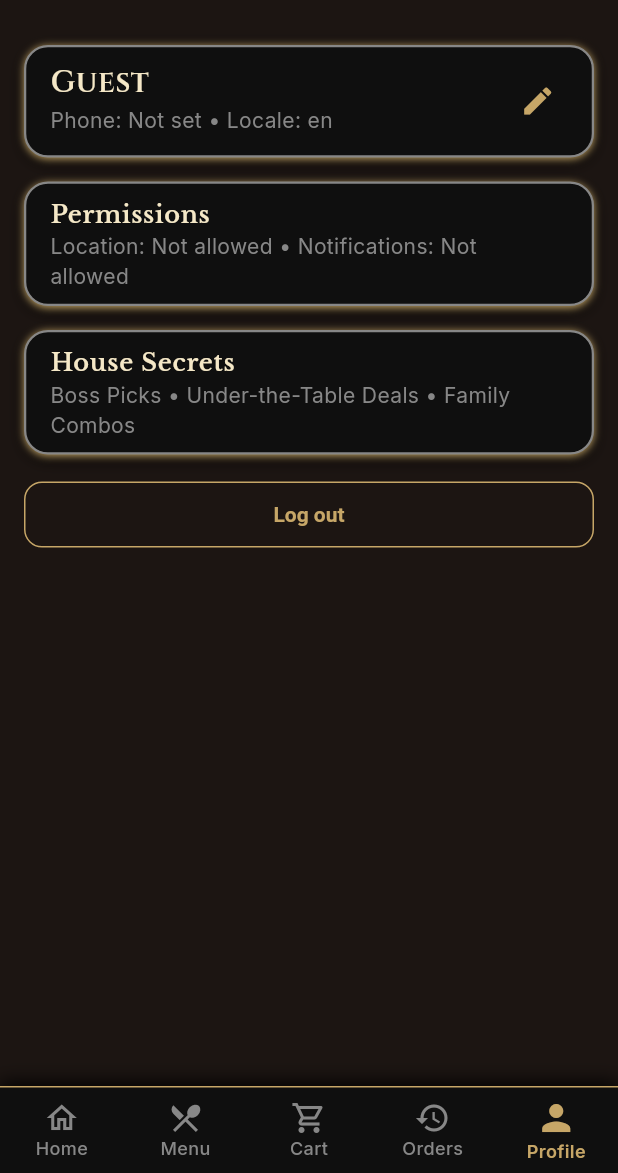
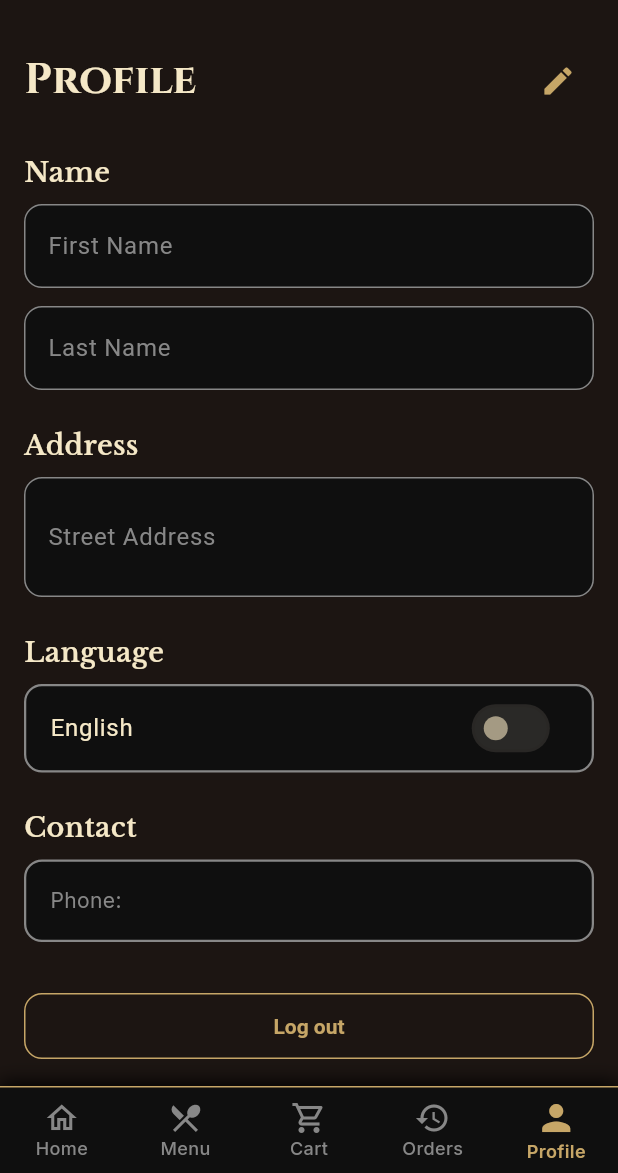
Before and after one commit to Aymanquad/mob-pizza, a Flutter app: the ProfileScreen screen opened by its route, on a phone screen of 412 x 824 dp, the part 63-1236 px from its top. Run offline on Flutter 3.47's test engine with Material 3 defaults, Android fonts, the phone set to English and light mode, and no system bars; our stand-ins replace flutter_svg, go_router, google_fonts, permission_handler, shared_preferences; accounts and stored records are empty.

Commit message:
customization to profile added

```diff
--- a/apps/mobile/lib/config/constants.dart
+++ b/apps/mobile/lib/config/constants.dart
@@ -7,4 +7,7 @@
   static const phone = 'onboardingPhone';
   static const allowLocation = 'onboardingAllowLocation';
   static const allowNotifications = 'onboardingAllowNotifications';
+  static const firstName = 'firstName';
+  static const lastName = 'lastName';
+  static const address = 'address';
 }
--- a/apps/mobile/lib/screens/profile/profile_screen.dart
+++ b/apps/mobile/lib/screens/profile/profile_screen.dart
@@ -1,20 +1,140 @@
 import 'package:flutter/material.dart';
 import 'package:google_fonts/google_fonts.dart';
 import 'package:mob_pizza_mobile/config/constants.dart';
+import 'package:mob_pizza_mobile/services/user_service.dart';
+import 'package:mob_pizza_mobile/providers/locale_provider.dart';
+import 'package:provider/provider.dart';
 import 'package:shared_preferences/shared_preferences.dart';
 import 'package:go_router/go_router.dart';
 
-class ProfileScreen extends StatelessWidget {
+class ProfileScreen extends StatefulWidget {
   const ProfileScreen({super.key});
 
-  Future<Map<String, dynamic>> _loadProfile() async {
+  @override
+  State<ProfileScreen> createState() => _ProfileScreenState();
+}
+
+class _ProfileScreenState extends State<ProfileScreen> {
+  final _formKey = GlobalKey<FormState>();
+  final _firstNameController = TextEditingController();
+  final _lastNameController = TextEditingController();
+  final _addressController = TextEditingController();
+
+  final _userService = UserService();
+  bool _isLoading = false;
+  bool _isEditing = false;
+  String _phone = '';
+  String _locale = 'en';
+
+  @override
+  void initState() {
+    super.initState();
+    _loadProfile();
+  }
+
+  @override
+  void dispose() {
+    _firstNameController.dispose();
+    _lastNameController.dispose();
+    _addressController.dispose();
+    super.dispose();
+  }
+
+  Future<void> _loadProfile() async {
+    setState(() => _isLoading = true);
+
+    try {
       final prefs = await SharedPreferences.getInstance();
-    return {
-      'phone': prefs.getString(PrefKeys.phone) ?? '',
-      'locale': prefs.getString(PrefKeys.localeCode) ?? 'en',
-      'allowLocation': prefs.getBool(PrefKeys.allowLocation) ?? false,
-      'allowNotifications': prefs.getBool(PrefKeys.allowNotifications) ?? false,
+      _phone = prefs.getString(PrefKeys.phone) ?? '';
+      _locale = prefs.getString(PrefKeys.localeCode) ?? 'en';
+
+      // Load from local prefs first
+      _firstNameController.text = prefs.getString(PrefKeys.firstName) ?? '';
+      _lastNameController.text = prefs.getString(PrefKeys.lastName) ?? '';
+      _addressController.text = prefs.getString(PrefKeys.address) ?? '';
+
+      // Try to fetch from backend if phone exists
+      if (_phone.isNotEmpty) {
+        try {
+          final userData = await _userService.getProfile(_phone);
+          _firstNameController.text = userData['firstName'] ?? '';
+          _lastNameController.text = userData['lastName'] ?? '';
+
+          // Get first address if exists
+          final addresses = userData['addresses'] as List?;
+          if (addresses != null && addresses.isNotEmpty) {
+            final addr = addresses[0];
+            _addressController.text = addr['street'] ?? '';
+          }
+          _locale = userData['locale'] ?? 'en';
+        } catch (e) {
+          debugPrint('[profile] Could not fetch from backend: $e');
+        }
+      }
+    } finally {
+      if (mounted) setState(() => _isLoading = false);
+    }
+  }
+
+  Future<void> _saveProfile() async {
+    if (!_formKey.currentState!.validate()) return;
+
+    setState(() => _isLoading = true);
+
+    try {
+      final prefs = await SharedPreferences.getInstance();
+
+      // Save to local prefs
+      await prefs.setString(PrefKeys.firstName, _firstNameController.text.trim());
+      await prefs.setString(PrefKeys.lastName, _lastNameController.text.trim());
+      await prefs.setString(PrefKeys.address, _addressController.text.trim());
+      await prefs.setString(PrefKeys.localeCode, _locale);
+
+      // Update backend
+      if (_phone.isNotEmpty) {
+        final updates = <String, dynamic>{
+          'firstName': _firstNameController.text.trim(),
+          'lastName': _lastNameController.text.trim(),
+          'locale': _locale,
         };
+
+        // Note: Address is only saved locally for now
+        // Full address (city, state, zip) will be added during checkout
+
+        await _userService.updateProfile(_phone, updates);
+      }
+
+      if (mounted) {
+        setState(() => _isEditing = false);
+        ScaffoldMessenger.of(context).showSnackBar(
+          const SnackBar(
+            content: Text('Profile updated successfully'),
+            backgroundColor: Colors.green,
+          ),
+        );
+      }
+    } catch (e) {
+      if (mounted) {
+        ScaffoldMessenger.of(context).showSnackBar(
+          SnackBar(
+            content: Text('Failed to update profile: $e'),
+            backgroundColor: Colors.red,
+          ),
+        );
+      }
+    } finally {
+      if (mounted) setState(() => _isLoading = false);
+    }
+  }
+
+  Future<void> _toggleLanguage() async {
+    final newLocale = _locale == 'en' ? 'es' : 'en';
+    setState(() => _locale = newLocale);
+
+    // Update provider
+    if (mounted) {
+      Provider.of<LocaleProvider>(context, listen: false).setLocale(Locale(newLocale));
+    }
   }
 
   Future<void> _logout(BuildContext context) async {
@@ -24,6 +144,9 @@
     await prefs.remove(PrefKeys.phone);
     await prefs.remove(PrefKeys.allowLocation);
     await prefs.remove(PrefKeys.allowNotifications);
+    await prefs.remove(PrefKeys.firstName);
+    await prefs.remove(PrefKeys.lastName);
+    await prefs.remove(PrefKeys.address);
 
     if (context.mounted) {
       ScaffoldMessenger.of(context).showSnackBar(
@@ -38,129 +161,142 @@
     return SafeArea(
       child: Container(
         color: const Color(0xFF1C1512),
-        child: Padding(
+        child: _isLoading
+            ? const Center(child: CircularProgressIndicator(color: Color(0xFFC6A667)))
+            : Padding(
                 padding: const EdgeInsets.all(16),
-          child: FutureBuilder<Map<String, dynamic>>(
-            future: _loadProfile(),
-            builder: (context, snapshot) {
-              final data = snapshot.data ?? {};
-              final phone = (data['phone'] as String? ?? '').isEmpty ? 'Not set' : data['phone'] as String;
-              final locale = data['locale'] as String? ?? 'en';
-              final allowLoc = data['allowLocation'] as bool? ?? false;
-              final allowNotif = data['allowNotifications'] as bool? ?? false;
-
-              return ListView(
+                child: Form(
+                  key: _formKey,
+                  child: ListView(
                     children: [
-                  Container(
-                    margin: const EdgeInsets.only(bottom: 16),
-                    decoration: BoxDecoration(
-                      color: const Color(0xFF0F0F0F),
-                      borderRadius: BorderRadius.circular(16),
-                      border: Border.all(color: const Color(0xFF878787), width: 1.5),
-                      boxShadow: [
-                        BoxShadow(
-                          color: Colors.black.withValues(alpha: 0x4D),
-                          blurRadius: 8,
-                          offset: const Offset(0, 3),
+                      // Header
+                      Row(
+                        mainAxisAlignment: MainAxisAlignment.spaceBetween,
+                        children: [
+                          Text(
+                            'Profile',
+                            style: GoogleFonts.cinzel(
+                              fontSize: 28,
+                              fontWeight: FontWeight.bold,
+                              color: const Color(0xFFF5E8C7),
                             ),
-                        BoxShadow(
-                          color: const Color(0xFFC6A667).withValues(alpha: 0x19),
-                          blurRadius: 4,
-                          offset: const Offset(0, 1),
+                          ),
+                          if (!_isEditing)
+                            IconButton(
+                              icon: const Icon(Icons.edit, color: Color(0xFFC6A667)),
+                              onPressed: () => setState(() => _isEditing = true),
+                            )
+                          else
+                            TextButton(
+                              onPressed: () {
+                                setState(() => _isEditing = false);
+                                _loadProfile(); // Reload original values
+                              },
+                              child: const Text('Cancel', style: TextStyle(color: Color(0xFFC6A667))),
                             ),
                         ],
                       ),
+                      const SizedBox(height: 24),
+
+                      // Name Fields
+                      _buildSectionTitle('Name'),
+                      const SizedBox(height: 8),
+                      TextFormField(
+                        controller: _firstNameController,
+                        enabled: _isEditing,
+                        style: const TextStyle(color: Color(0xFFF5E8C7)),
+                        decoration: _inputDecoration('First Name'),
+                        validator: (v) => (v?.trim().isEmpty ?? true) ? 'Required' : null,
+                      ),
+                      const SizedBox(height: 12),
+                      TextFormField(
+                        controller: _lastNameController,
+                        enabled: _isEditing,
+                        style: const TextStyle(color: Color(0xFFF5E8C7)),
+                        decoration: _inputDecoration('Last Name'),
+                        validator: (v) => (v?.trim().isEmpty ?? true) ? 'Required' : null,
+                      ),
+                      const SizedBox(height: 24),
+
+                      // Address
+                      _buildSectionTitle('Address'),
+                      const SizedBox(height: 8),
+                      TextFormField(
+                        controller: _addressController,
+                        enabled: _isEditing,
+                        style: const TextStyle(color: Color(0xFFF5E8C7)),
+                        decoration: _inputDecoration('Street Address'),
+                        maxLines: 2,
+                      ),
+                      const SizedBox(height: 24),
+
+                      // Language Toggle
+                      _buildSectionTitle('Language'),
+                      const SizedBox(height: 8),
+                      Container(
+                        decoration: BoxDecoration(
+                          color: const Color(0xFF0F0F0F),
+                          borderRadius: BorderRadius.circular(12),
+                          border: Border.all(color: const Color(0xFF878787), width: 1.5),
+                        ),
                         child: ListTile(
                           title: Text(
-                        'Guest',
-                        style: GoogleFonts.cinzel(
-                          fontSize: 20,
-                          fontWeight: FontWeight.w600,
-                          color: const Color(0xFFF5E8C7),
+                            _locale == 'en' ? 'English' : 'Spanish',
+                            style: const TextStyle(color: Color(0xFFF5E8C7)),
                           ),
-                      ),
-                      subtitle: Text(
-                        'Phone: $phone • Locale: $locale',
-                        style: const TextStyle(color: Color(0xFF878787)),
-                      ),
-                      trailing: const Icon(
-                        Icons.edit,
-                        color: Color(0xFFC6A667),
+                          trailing: Switch(
+                            value: _locale == 'es',
+                            activeColor: const Color(0xFFC6A667),
+                            onChanged: _isEditing ? (_) => _toggleLanguage() : null,
                           ),
                         ),
                       ),
+                      const SizedBox(height: 24),
+
+                      // Contact Info (Read-only)
+                      _buildSectionTitle('Contact'),
+                      const SizedBox(height: 8),
                       Container(
-                    margin: const EdgeInsets.only(bottom: 16),
+                        padding: const EdgeInsets.all(16),
                         decoration: BoxDecoration(
                           color: const Color(0xFF0F0F0F),
-                      borderRadius: BorderRadius.circular(16),
+                          borderRadius: BorderRadius.circular(12),
                           border: Border.all(color: const Color(0xFF878787), width: 1.5),
-                      boxShadow: [
-                        BoxShadow(
-                          color: Colors.black.withValues(alpha: 0x4D),
-                          blurRadius: 8,
-                          offset: const Offset(0, 3),
-                        ),
-                        BoxShadow(
-                          color: const Color(0xFFC6A667).withValues(alpha: 0x19),
-                          blurRadius: 4,
-                          offset: const Offset(0, 1),
-                        ),
-                      ],
                         ),
                         child: Column(
+                          crossAxisAlignment: CrossAxisAlignment.start,
                           children: [
-                        ListTile(
-                          title: Text(
-                            'Permissions',
-                            style: GoogleFonts.libreBaskerville(
-                              fontSize: 16,
-                              fontWeight: FontWeight.w600,
-                              color: const Color(0xFFF5E8C7),
-                            ),
-                          ),
-                          subtitle: Text(
-                            'Location: ${allowLoc ? 'Allowed' : 'Not allowed'} • Notifications: ${allowNotif ? 'Allowed' : 'Not allowed'}',
+                            Text(
+                              'Phone: $_phone',
                               style: const TextStyle(color: Color(0xFF878787)),
-                          ),
                             ),
                           ],
                         ),
                       ),
-                  Container(
-                    decoration: BoxDecoration(
-                      color: const Color(0xFF0F0F0F),
-                      borderRadius: BorderRadius.circular(16),
-                      border: Border.all(color: const Color(0xFF878787), width: 1.5),
-                      boxShadow: [
-                        BoxShadow(
-                          color: Colors.black.withValues(alpha: 0x4D),
-                          blurRadius: 8,
-                          offset: const Offset(0, 3),
-                        ),
-                        BoxShadow(
-                          color: const Color(0xFFC6A667).withValues(alpha: 0x19),
-                          blurRadius: 4,
-                          offset: const Offset(0, 1),
-                        ),
-                      ],
-                    ),
-                    child: ListTile(
-                      title: Text(
-                        'House Secrets',
-                        style: GoogleFonts.libreBaskerville(
+                      const SizedBox(height: 32),
+
+                      // Save Button (visible when editing)
+                      if (_isEditing) ...[
+                        SizedBox(
+                          width: double.infinity,
+                          child: ElevatedButton(
+                            style: ElevatedButton.styleFrom(
+                              backgroundColor: const Color(0xFFD9A441),
+                              foregroundColor: const Color(0xFF1C1512),
+                              padding: const EdgeInsets.symmetric(vertical: 16),
+                              textStyle: const TextStyle(
+                                fontWeight: FontWeight.w700,
                                 fontSize: 16,
-                          fontWeight: FontWeight.w600,
-                          color: const Color(0xFFF5E8C7),
                               ),
                             ),
-                      subtitle: const Text(
-                        'Boss Picks • Under-the-Table Deals • Family Combos',
-                        style: TextStyle(color: Color(0xFF878787)),
-                      ),
+                            onPressed: _saveProfile,
+                            child: const Text('Save Changes'),
                           ),
                         ),
                         const SizedBox(height: 16),
+                      ],
+
+                      // Logout Button
                       SizedBox(
                         width: double.infinity,
                         child: OutlinedButton(
@@ -175,11 +311,46 @@
                         ),
                       ),
                     ],
-              );
-            },
+                  ),
                 ),
               ),
       ),
     );
   }
+
+  Widget _buildSectionTitle(String title) {
+    return Text(
+      title,
+      style: GoogleFonts.libreBaskerville(
+        fontSize: 18,
+        fontWeight: FontWeight.w600,
+        color: const Color(0xFFF5E8C7),
+      ),
+    );
   }
+
+  InputDecoration _inputDecoration(String label) {
+    return InputDecoration(
+      labelText: label,
+      labelStyle: const TextStyle(color: Color(0xFF878787)),
+      filled: true,
+      fillColor: const Color(0xFF0F0F0F),
+      border: OutlineInputBorder(
+        borderRadius: BorderRadius.circular(12),
+        borderSide: const BorderSide(color: Color(0xFF878787), width: 1.5),
+      ),
+      enabledBorder: OutlineInputBorder(
+        borderRadius: BorderRadius.circular(12),
+        borderSide: const BorderSide(color: Color(0xFF878787), width: 1.5),
+      ),
+      focusedBorder: OutlineInputBorder(
+        borderRadius: BorderRadius.circular(12),
+        borderSide: const BorderSide(color: Color(0xFFC6A667), width: 2),
+      ),
+      disabledBorder: OutlineInputBorder(
+        borderRadius: BorderRadius.circular(12),
+        borderSide: const BorderSide(color: Color(0xFF878787), width: 1),
+      ),
+    );
+  }
+}
```
Also changed, not shown: apps/mobile/lib/services/user_service.dart (added, +64 -0 lines), 3 other files. Lines whose indentation alone changed are shown as unchanged.
